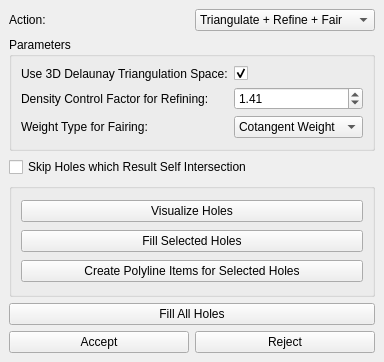
This is Polyhedron/demo/Polyhedron/Hole_filling_widget.ui in CGAL/cgal as Qt 5 draws it before an edit. The edited form follows.
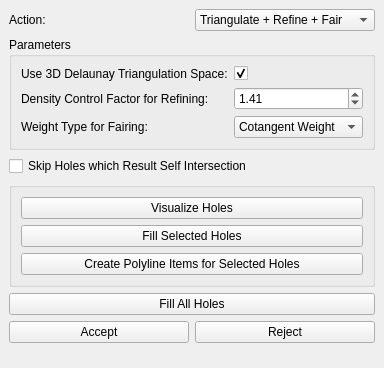
This is the edited form.

Commit message: Add vertical spacer for docks

Patch:
```diff
--- a/Polyhedron/demo/Polyhedron/Hole_filling_widget.ui
+++ b/Polyhedron/demo/Polyhedron/Hole_filling_widget.ui
@@ -10,7 +10,7 @@
     <x>0</x>
     <y>0</y>
     <width>340</width>
-    <height>362</height>
+    <height>368</height>
    </rect>
   </property>
   <property name="windowTitle">
@@ -192,6 +192,19 @@
       </item>
      </layout>
     </item>
+    <item>
+     <spacer name="verticalSpacer">
+      <property name="orientation">
+       <enum>Qt::Vertical</enum>
+      </property>
+      <property name="sizeHint" stdset="0">
+       <size>
+        <width>20</width>
+        <height>40</height>
+       </size>
+      </property>
+     </spacer>
+    </item>
    </layout>
   </widget>
  </widget>
```
The commit also changes 2 other files.
